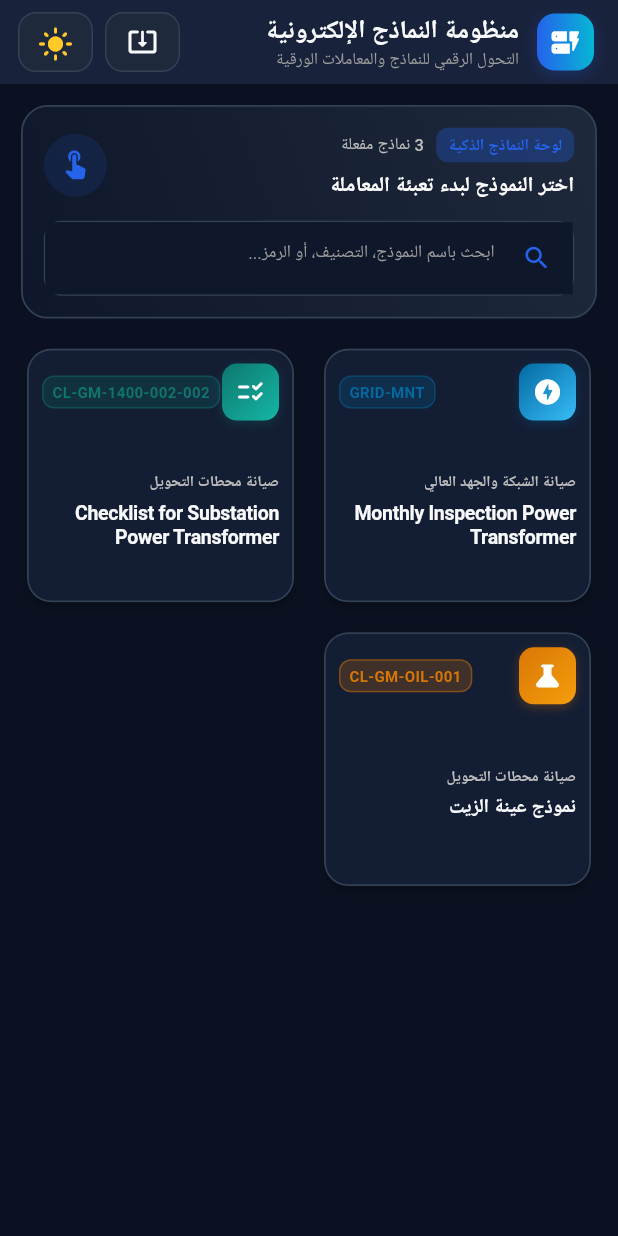
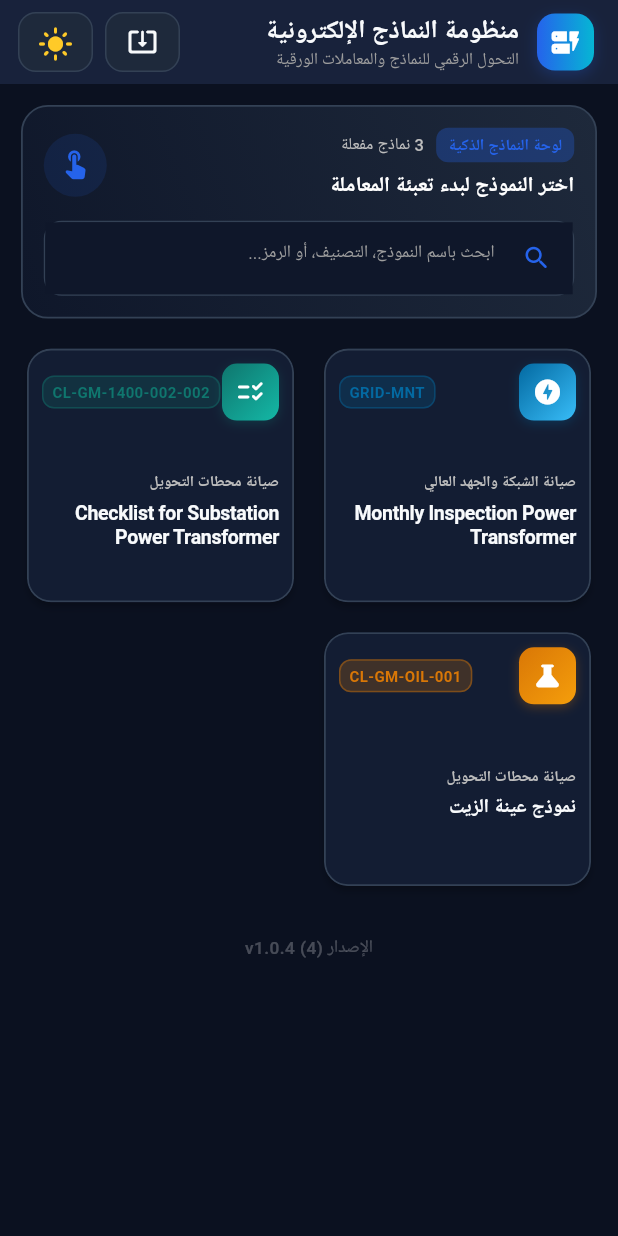
Before and after one commit to TQAPPS/eforms-releases, a Flutter app: the screen it shows after launch, after a tap on the "dark mode" icon, on a phone screen of 412 x 824 dp. Run offline on Flutter 3.47's test engine with Material 3 defaults, Android fonts, the phone set to English and light mode, and no system bars; our stand-ins replace dio, google_fonts, open_filex, package_info_plus, pdf, printing; missing offline and left inert: file_saver; network calls fail; Roboto replaces fonts that are missing (Cairo).

Commit message:
feat: display subtle transparent app version at bottom of home screen

```diff
--- a/lib/screens/home_screen.dart
+++ b/lib/screens/home_screen.dart
@@ -3,6 +3,7 @@ import 'package:flutter/services.dart';
 import 'package:intl/intl.dart';
 import '../models/form_model.dart';
 import '../models/substation_model.dart';
+import 'package:package_info_plus/package_info_plus.dart';
 import 'grid_maintenance_screen.dart';
 import 'oil_sampling_screen.dart';
 import 'transformer_checklist_screen.dart';
@@ -23,14 +24,27 @@ class HomeScreen extends StatefulWidget {
 class _HomeScreenState extends State<HomeScreen> {
   String _searchQuery = '';
   final TextEditingController _searchController = TextEditingController();
+  String _appVersion = '';
 
   @override
   void initState() {
     super.initState();
+    _loadAppVersion();
     // فحص التحديثات المتاحة تلقائياً عند فتح التطبيق
     WidgetsBinding.instance.addPostFrameCallback((_) {
       AppUpdateService.checkForUpdates(context);
     });
+  }
+
+  Future<void> _loadAppVersion() async {
+    try {
+      final info = await PackageInfo.fromPlatform();
+      if (mounted) {
+        setState(() {
+          _appVersion = 'v${info.version} (${info.buildNumber})';
+        });
+      }
+    } catch (_) {}
   }
 
   @override
@@ -1867,6 +1881,28 @@ class _HomeScreenState extends State<HomeScreen> {
                               ),
                             ),
                           ),
+
+                    // Subtle Transparent App Version Footer
+                    if (_appVersion.isNotEmpty)
+                      SliverToBoxAdapter(
+                        child: Padding(
+                          padding: const EdgeInsets.only(bottom: 20.0, top: 4.0),
+                          child: Center(
+                            child: Opacity(
+                              opacity: 0.35,
+                              child: Text(
+                                'الإصدار $_appVersion',
+                                style: TextStyle(
+                                  fontSize: 11.5,
+                                  fontWeight: FontWeight.w500,
+                                  letterSpacing: 0.3,
+                                  color: isDark ? Colors.white70 : Colors.black87,
+                                ),
+                              ),
+                            ),
+                          ),
+                        ),
+                      ),
                   ],
                 ),
               ),
```
